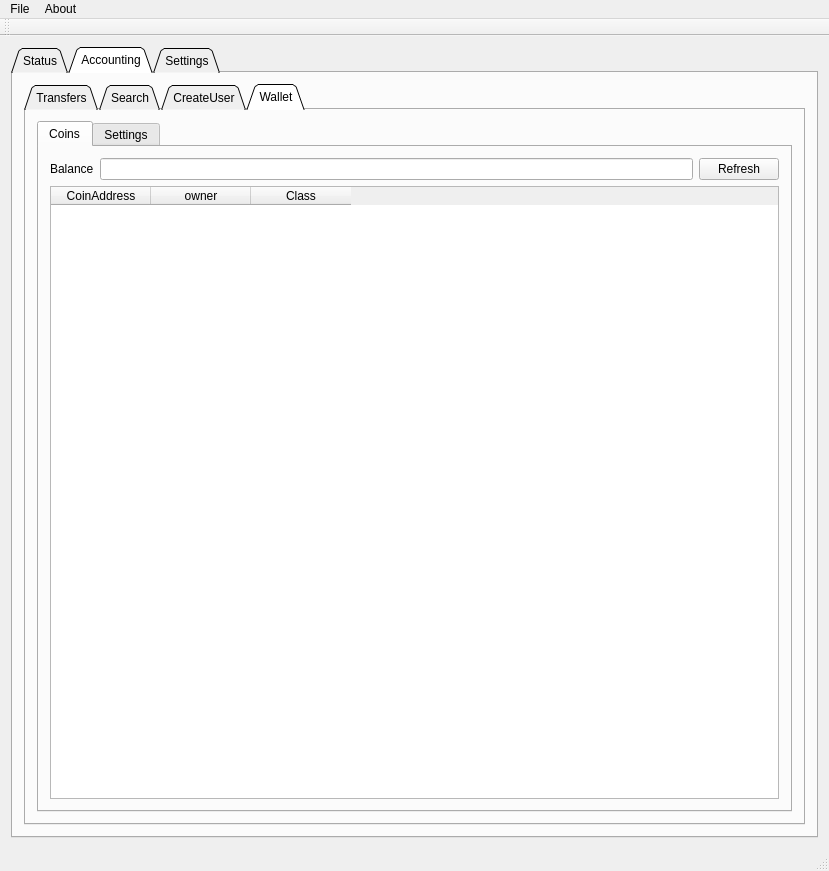
Before: the Qt Designer form qtCoin/mainwindow.ui in netpipe/EcoCoin, drawn with Qt 5.
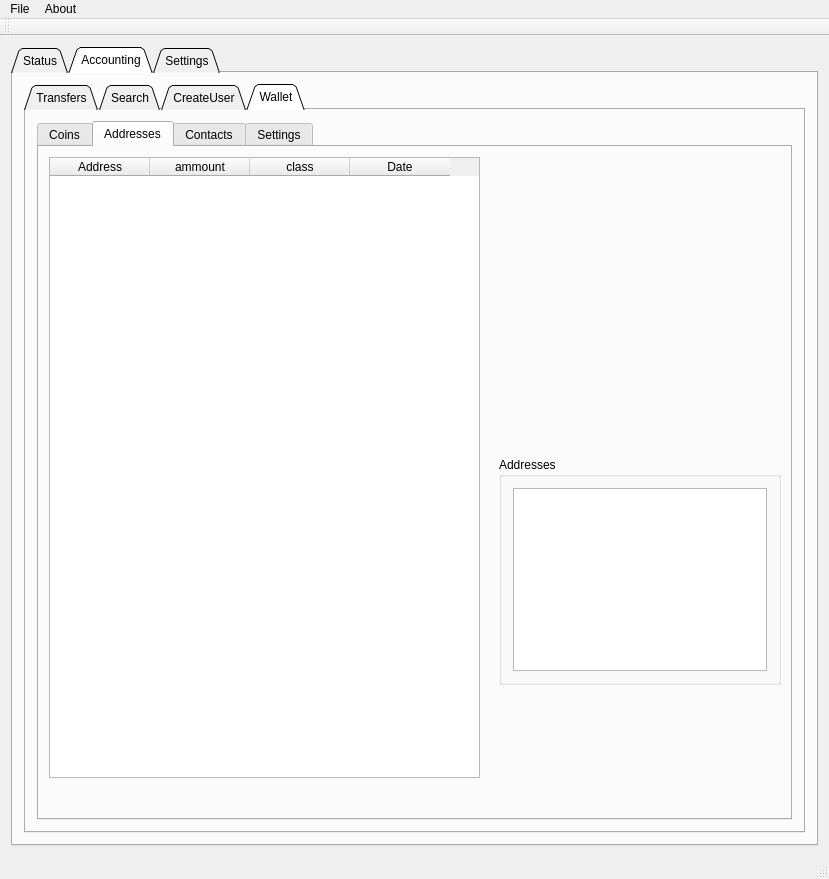
After: the same form once the commit is applied. The open tabs and pages were chosen to show the change.

```diff
--- a/qtCoin/mainwindow.ui
+++ b/qtCoin/mainwindow.ui
@@ -7,7 +7,7 @@
     <x>0</x>
     <y>0</y>
     <width>829</width>
-    <height>871</height>
+    <height>879</height>
    </rect>
   </property>
   <property name="windowTitle">
@@ -97,7 +97,7 @@
         <string>Accounting</string>
        </attribute>
        <layout class="QGridLayout" name="gridLayout_8">
-        <item row="0" column="1">
+        <item row="0" column="0">
          <widget class="QTabWidget" name="transfers2">
           <property name="tabShape">
            <enum>QTabWidget::Triangular</enum>
@@ -627,10 +627,122 @@
                     <string>Class</string>
                    </property>
                   </column>
+                  <column>
+                   <property name="text">
+                    <string>Date</string>
+                   </property>
+                  </column>
                  </widget>
                 </item>
                </layout>
               </widget>
+              <widget class="QWidget" name="tab_16">
+               <attribute name="title">
+                <string>Addresses</string>
+               </attribute>
+               <widget class="QGroupBox" name="groupBox_6">
+                <property name="geometry">
+                 <rect>
+                  <x>460</x>
+                  <y>310</y>
+                  <width>282</width>
+                  <height>228</height>
+                 </rect>
+                </property>
+                <property name="title">
+                 <string>Addresses</string>
+                </property>
+                <layout class="QGridLayout" name="gridLayout_17">
+                 <item row="0" column="0">
+                  <widget class="QTreeView" name="treeView"/>
+                 </item>
+                </layout>
+               </widget>
+               <widget class="QTableWidget" name="tableWidgetUsers_5">
+                <property name="geometry">
+                 <rect>
+                  <x>10</x>
+                  <y>10</y>
+                  <width>431</width>
+                  <height>621</height>
+                 </rect>
+                </property>
+                <property name="styleSheet">
+                 <string notr="true"/>
+                </property>
+                <column>
+                 <property name="text">
+                  <string>Address</string>
+                 </property>
+                </column>
+                <column>
+                 <property name="text">
+                  <string>ammount</string>
+                 </property>
+                </column>
+                <column>
+                 <property name="text">
+                  <string>class</string>
+                 </property>
+                </column>
+                <column>
+                 <property name="text">
+                  <string>Date</string>
+                 </property>
+                </column>
+               </widget>
+              </widget>
+              <widget class="QWidget" name="tab_12">
+               <attribute name="title">
+                <string>Contacts</string>
+               </attribute>
+               <widget class="QPushButton" name="pushButton_5">
+                <property name="geometry">
+                 <rect>
+                  <x>540</x>
+                  <y>40</y>
+                  <width>88</width>
+                  <height>28</height>
+                 </rect>
+                </property>
+                <property name="text">
+                 <string>PushButton</string>
+                </property>
+               </widget>
+               <widget class="QTableWidget" name="tableWidgetUsers_4">
+                <property name="geometry">
+                 <rect>
+                  <x>0</x>
+                  <y>10</y>
+                  <width>431</width>
+                  <height>621</height>
+                 </rect>
+                </property>
+                <property name="styleSheet">
+                 <string notr="true"/>
+                </property>
+                <column>
+                 <property name="text">
+                  <string>Email</string>
+                 </property>
+                </column>
+                <column>
+                 <property name="text">
+                  <string>owner</string>
+                 </property>
+                </column>
+                <column>
+                 <property name="text">
+                  <string>class</string>
+                 </property>
+                </column>
+                <column>
+                 <property name="text">
+                  <string>Date</string>
+                 </property>
+                </column>
+               </widget>
+              </widget>
               <widget class="QWidget" name="tab_15">
                <attribute name="title">
                 <string>Settings</string>
```
Left out of the diff: 186 changed lines with no effect on the pictures.
